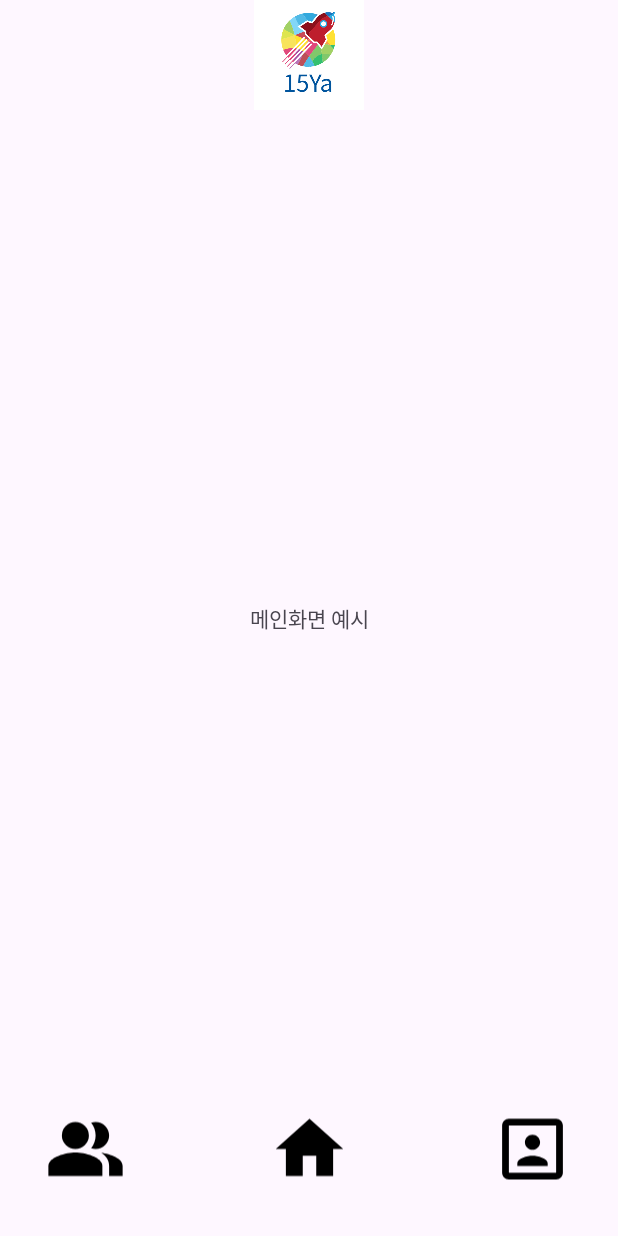
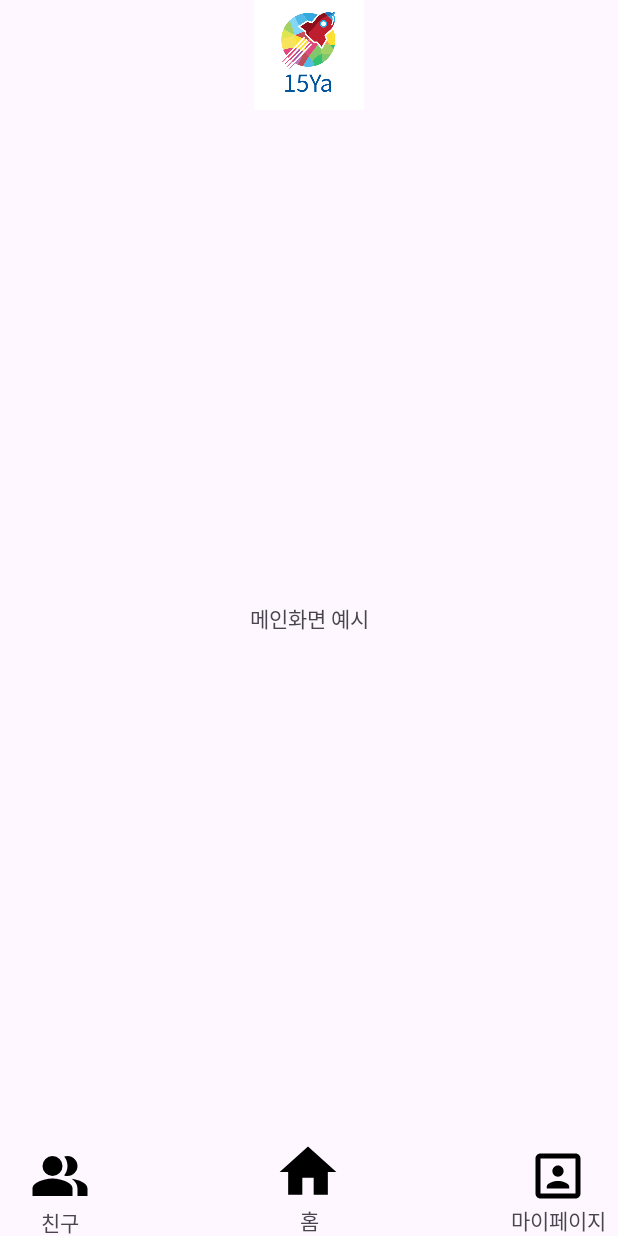
Before and after one commit to hosiker/SNS_App_Project, an Android app: the MainActivity screen opened directly, with no data from a screen before it, on a phone screen of 412 x 824 dp. Run offline under Robolectric (Android 15) with nearby library versions, the phone set to English and light mode, and no system bars.

Commit message:
내ë¹하단 수정

```diff
--- a/app/src/main/res/layout/main_activity.xml
+++ b/app/src/main/res/layout/main_activity.xml
@@ -34,34 +34,71 @@
         app:layout_constraintTop_toTopOf="parent" />
 
 
+    <androidx.constraintlayout.widget.ConstraintLayout
+        android:layout_width="match_parent"
+        android:layout_height="wrap_content"
+        app:layout_constraintBottom_toBottomOf="parent">
+
+
     <ImageView
-        android:layout_width="54dp"
-        android:layout_height="56dp"
-        android:layout_marginBottom="30dp"
+        android:id="@+id/imageView4"
+        android:layout_width="45dp"
+        android:layout_height="45dp"
+        android:layout_marginBottom="20dp"
         app:layout_constraintBottom_toBottomOf="parent"
         app:layout_constraintEnd_toEndOf="parent"
+        app:layout_constraintHorizontal_bias="0.498"
         app:layout_constraintStart_toStartOf="parent"
         app:srcCompat="@drawable/ic_home_24" />
 
+    <TextView
+        android:layout_width="wrap_content"
+        android:layout_height="wrap_content"
+        android:id="@+id/tv_friend"
+        android:text="친구"
+        app:layout_constraintEnd_toEndOf="@+id/imageView3"
+        app:layout_constraintStart_toStartOf="@+id/imageView3"
+        app:layout_constraintTop_toBottomOf="@+id/imageView3" />
+
     <ImageView
-        android:layout_width="54dp"
-        android:layout_height="56dp"
-        android:layout_marginEnd="30dp"
-        android:layout_marginBottom="30dp"
+        android:id="@+id/imageView5"
+        android:layout_width="40dp"
+        android:layout_height="40dp"
+        android:layout_marginEnd="20dp"
+        android:layout_marginBottom="20dp"
         app:layout_constraintBottom_toBottomOf="parent"
         app:layout_constraintEnd_toEndOf="parent"
         app:srcCompat="@drawable/ic_portrait_24" />
 
+    <TextView
+        android:id="@+id/tv_main"
+        android:layout_width="wrap_content"
+        android:layout_height="wrap_content"
+        android:text="홈"
+        app:layout_constraintBottom_toBottomOf="parent"
+        app:layout_constraintEnd_toEndOf="@+id/imageView4"
+        app:layout_constraintHorizontal_bias="0.531"
+        app:layout_constraintStart_toStartOf="@+id/imageView4" />
+
     <ImageView
         android:id="@+id/imageView3"
-        android:layout_width="54dp"
-        android:layout_height="56dp"
-        android:layout_marginStart="30dp"
-        android:layout_marginBottom="30dp"
+        android:layout_width="40dp"
+        android:layout_height="40dp"
+        android:layout_marginStart="20dp"
+        android:layout_marginBottom="20dp"
         app:layout_constraintBottom_toBottomOf="parent"
         app:layout_constraintStart_toStartOf="parent"
         app:srcCompat="@drawable/ic_people_alt_24" />
 
+    <TextView
+        android:id="@+id/tv_myPage"
+        android:layout_width="wrap_content"
+        android:layout_height="wrap_content"
+        android:text="마이페이지"
+        app:layout_constraintBottom_toBottomOf="parent"
+        app:layout_constraintEnd_toEndOf="@+id/imageView5"
+        app:layout_constraintStart_toStartOf="@+id/imageView5" />
+    </androidx.constraintlayout.widget.ConstraintLayout>
 
 
 </androidx.constraintlayout.widget.ConstraintLayout>
```
